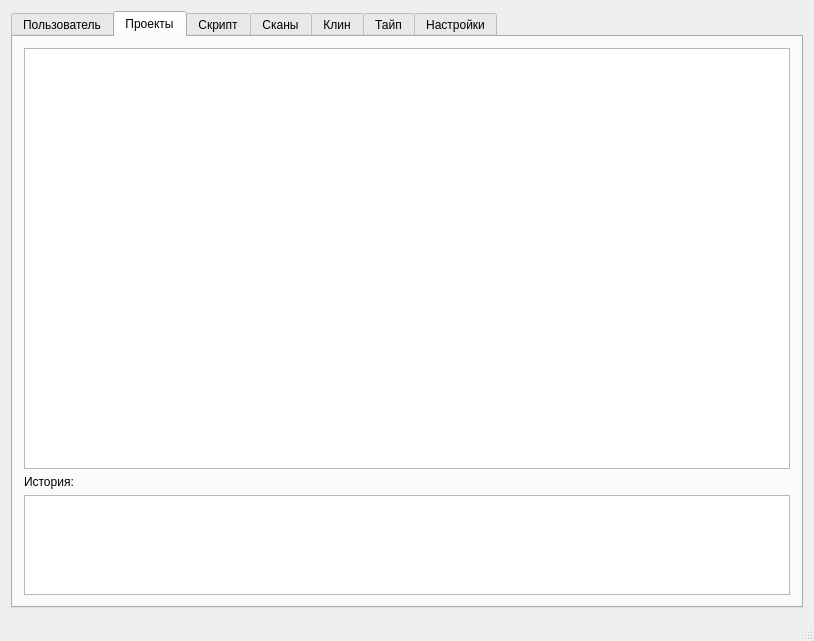
Qt form mainwindow.ui (andreili/Scanlate) before a commit.
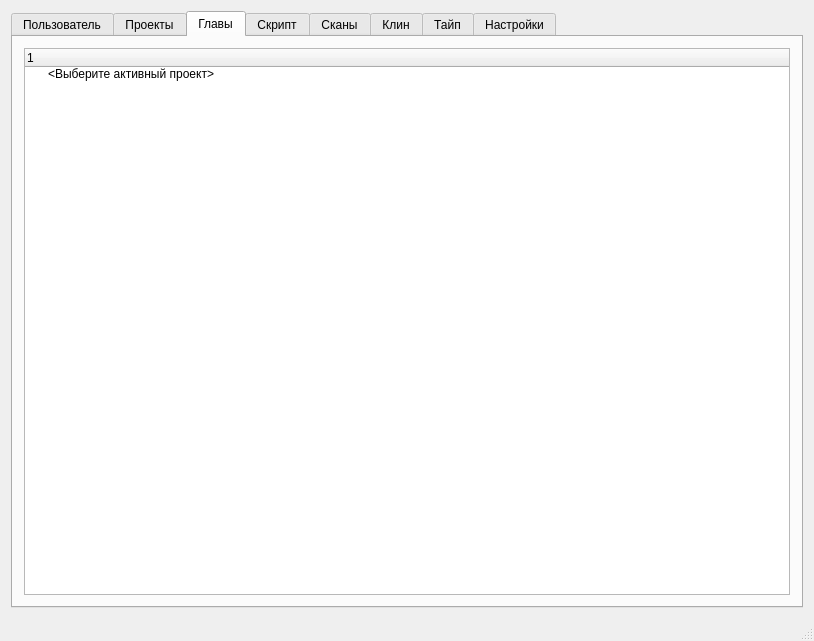
The same form after that commit.

Commit message: Добавлены тома и главы, выбор активного проекта

Patch:
```diff
--- a/mainwindow.ui
+++ b/mainwindow.ui
@@ -21,7 +21,7 @@
     <item row="0" column="0">
      <widget class="QTabWidget" name="tabWidget">
       <property name="currentIndex">
-       <number>1</number>
+       <number>2</number>
       </property>
       <widget class="QWidget" name="tab_user">
        <attribute name="title">
@@ -134,6 +134,27 @@
         </item>
        </layout>
       </widget>
+      <widget class="QWidget" name="tab">
+       <attribute name="title">
+        <string>Главы</string>
+       </attribute>
+       <layout class="QVBoxLayout" name="verticalLayout_3">
+        <item>
+         <widget class="QTreeWidget" name="twChapters">
+          <column>
+           <property name="text">
+            <string>1</string>
+           </property>
+          </column>
+          <item>
+           <property name="text">
+            <string>&lt;Выберите активный проект&gt;</string>
+           </property>
+          </item>
+         </widget>
+        </item>
+       </layout>
+      </widget>
       <widget class="QWidget" name="tab_script">
        <attribute name="title">
         <string>Скрипт</string>
```
Left out of the diff: 3 changed lines with no effect on the pictures. The commit also changes 13 other files.
